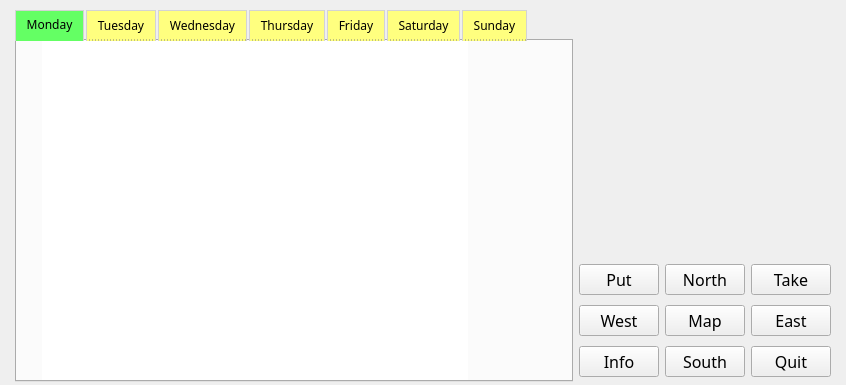
Old version of the form University Life/uniZork.ui in the repository Metagawa/Zorklike-Game-University-Life.
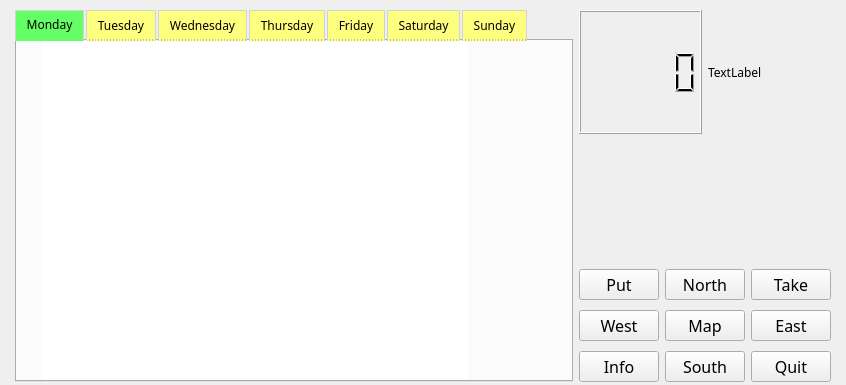
New version of the form. Icons and pictures are not drawn.

What changed in the file:
```diff
--- a/University Life/uniZork.ui
+++ b/University Life/uniZork.ui
@@ -72,6 +72,23 @@
       </property>
       <item row="0" column="1">
        <layout class="QVBoxLayout" name="verticalLayout">
+        <item>
+         <layout class="QHBoxLayout" name="horizontalLayout">
+          <property name="sizeConstraint">
+           <enum>QLayout::SetMinimumSize</enum>
+          </property>
+          <item>
+           <widget class="QLCDNumber" name="lcdNumber"/>
+          </item>
+          <item>
+           <widget class="QLabel" name="label">
+            <property name="text">
+             <string>TextLabel</string>
+            </property>
+           </widget>
+          </item>
+         </layout>
+        </item>
         <item>
          <widget class="QLabel" name="imageBackground">
           <property name="enabled">
```
